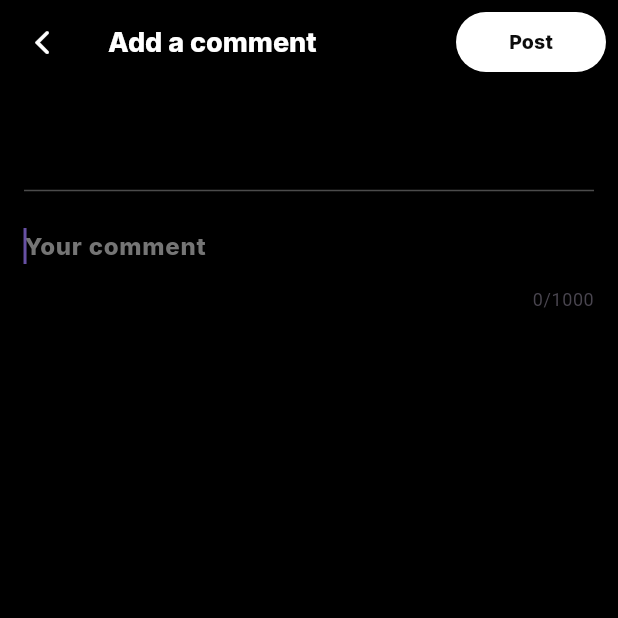
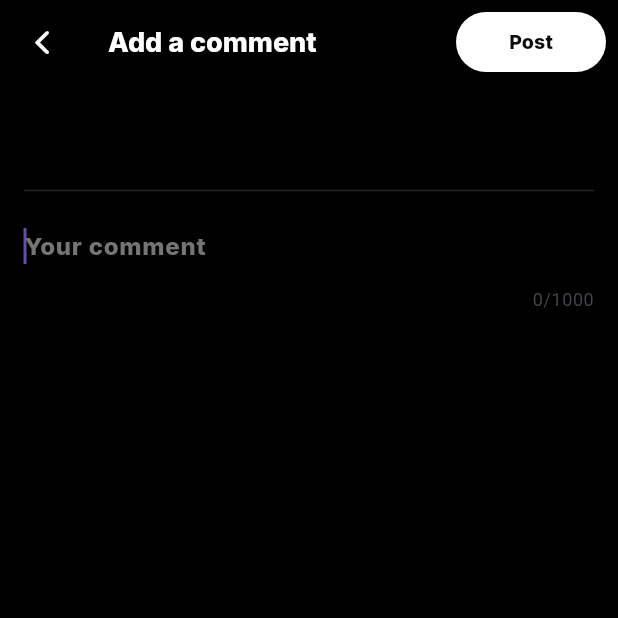
Before and after one commit to Tho100/revent, a Flutter app: the PostCommentPage screen opened directly with empty values, on a phone screen of 412 x 824 dp, the top half of it. Run offline on Flutter 3.47's test engine with Material 3 defaults, Android fonts, the phone set to English and light mode, and no system bars; our stand-ins replace flutter_dotenv, flutter_native_image, get_it, google_fonts; missing offline and left inert: dynamic_height_grid_view, image_picker_plus, mysql_client.

Commit message:
Minor UI color changes

```diff
--- a/lib/pages/post_comment_page.dart
+++ b/lib/pages/post_comment_page.dart
@@ -106,7 +106,7 @@ class PostCommentPageState extends State<PostCommentPage> {
 
               const SizedBox(height: 12),
 
-              const Divider(color: ThemeColor.darkWhite),
+              const Divider(color: ThemeColor.lightGrey),
 
               const SizedBox(height: 30),
 
--- a/lib/pages/vent_post_page.dart
+++ b/lib/pages/vent_post_page.dart
@@ -257,7 +257,7 @@ class VentPostPageState extends State<VentPostPage> {
 
         const Padding(
           padding: EdgeInsets.symmetric(horizontal: 5),
-          child: Divider(color: ThemeColor.darkWhite),
+          child: Divider(color: ThemeColor.lightGrey),
         ),
 
         const SizedBox(height: 10),
--- a/lib/widgets/buttons/actions_button.dart
+++ b/lib/widgets/buttons/actions_button.dart
@@ -20,7 +20,7 @@ class ActionsButton {
           backgroundColor: ThemeColor.black,
           shape: const StadiumBorder(
             side: BorderSide(
-              color: ThemeColor.darkWhite
+              color: ThemeColor.lightGrey
             )
           ),
         ),
--- a/lib/widgets/profile/profile_posts_previewer.dart
+++ b/lib/widgets/profile/profile_posts_previewer.dart
@@ -75,7 +75,7 @@ class ProfilePostsPreviewer extends StatelessWidget {
             child: Row(
               children: [
 
-                const Icon(CupertinoIcons.heart_fill, color: ThemeColor.likedColor, size: 17),
+                const Icon(CupertinoIcons.heart_fill, color: ThemeColor.likedColor, size: 18),
 
                 const SizedBox(width: 6),
 
@@ -91,7 +91,7 @@ class ProfilePostsPreviewer extends StatelessWidget {
 
                 const Spacer(),
 
-                const Icon(CupertinoIcons.chevron_right, color: ThemeColor.darkWhite, size: 17),
+                const Icon(CupertinoIcons.chevron_right, color: ThemeColor.lightGrey, size: 18),
 
               ],
             ),
@@ -110,7 +110,7 @@ class ProfilePostsPreviewer extends StatelessWidget {
         decoration: BoxDecoration(
           color: Colors.transparent,
           border: Border.all(
-            color: ThemeColor.darkWhite,
+            color: ThemeColor.lightGrey,
             width: 0.8,
           ),
           borderRadius: BorderRadius.circular(18),
--- a/lib/widgets/vent_widgets/vent_previewer.dart
+++ b/lib/widgets/vent_widgets/vent_previewer.dart
@@ -173,7 +173,7 @@ class VentPreviewerState extends State<VentPreviewer> {
         decoration: BoxDecoration(
           color: Colors.transparent,
           border: Border.all(
-            color: ThemeColor.darkWhite,
+            color: ThemeColor.lightGrey,
             width: 0.8
           ),
           borderRadius: BorderRadius.circular(20),
```
